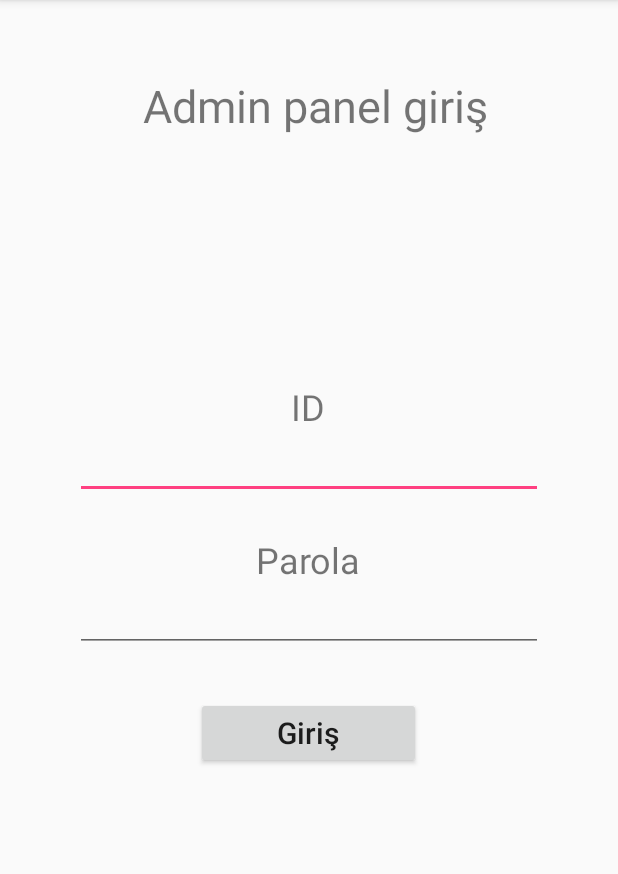
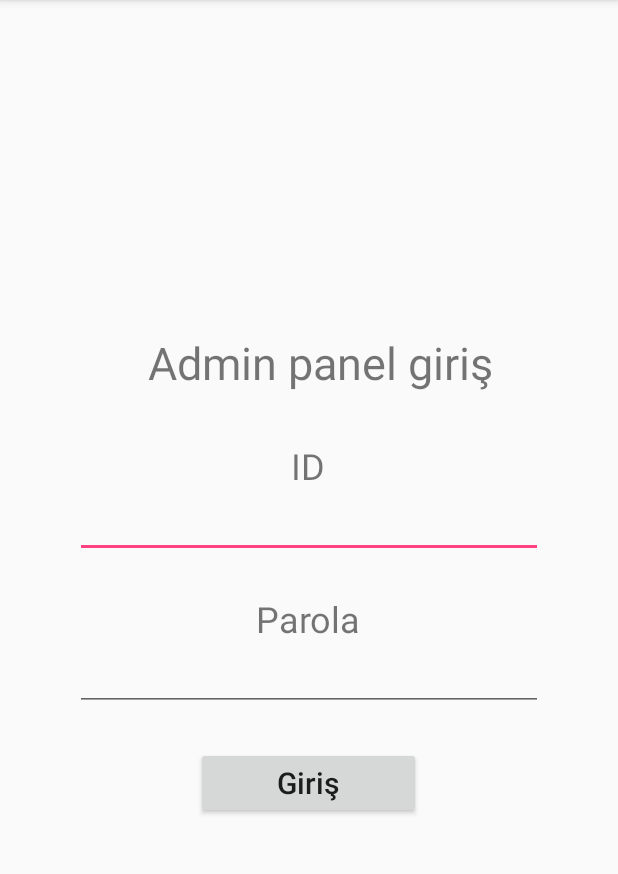
Before and after one commit to nurettinabaci/LoginRecord, an Android app: the screen it shows after launch (AdminLoginPanel), in the options menu, after a tap on "Admin Panel", on a phone screen of 412 x 824 dp, the part 84-958 px from its top. Run offline under Robolectric (Android 15) with nearby library versions, the phone set to English and light mode, and no system bars; our stand-ins replace Firebase (no records; nobody signed in at launch, a user with empty details on screens opened directly); libraries missing offline, so code that uses them is left out: com.karumi.dexter; 1 statement that could not run was skipped.

Commit message:
new features added

```diff
--- a/app/src/main/java/com/newstrange/loginrecord/AdminLoginPanel.java
+++ b/app/src/main/java/com/newstrange/loginrecord/AdminLoginPanel.java
@@ -47,7 +47,6 @@ public class AdminLoginPanel extends AppCompatActivity {
         getSupportActionBar().setDisplayHomeAsUpEnabled(true);
 
         mAuth = FirebaseAuth.getInstance();
-
         mAdminId=findViewById(R.id.admin_id);
         mAdminPass = findViewById(R.id.admin_password);
         mAdminLoginButton = findViewById(R.id.admin_enter_button);
@@ -110,5 +109,4 @@ public class AdminLoginPanel extends AppCompatActivity {
         }
         return super.onOptionsItemSelected(item);
     }
-
 }
--- a/app/src/main/java/com/newstrange/loginrecord/AdminPanel.java
+++ b/app/src/main/java/com/newstrange/loginrecord/AdminPanel.java
@@ -60,7 +60,6 @@ public class AdminPanel extends AppCompatActivity {
                             .setTransition(FragmentTransaction.TRANSIT_FRAGMENT_FADE)
                             .replace(R.id.fragment_container, mSelectedFragment)
                             .commit();
-
                     return true;
                 }
             };
--- a/app/src/main/java/com/newstrange/loginrecord/ListSelfiesFragment.java
+++ b/app/src/main/java/com/newstrange/loginrecord/ListSelfiesFragment.java
@@ -14,7 +14,6 @@ import android.view.LayoutInflater;
 import android.view.View;
 import android.view.ViewGroup;
 import android.widget.TextView;
-
 
 import com.google.android.gms.tasks.OnFailureListener;
 import com.google.android.gms.tasks.OnSuccessListener;
@@ -51,7 +50,7 @@ public class ListSelfiesFragment extends Fragment {
         final ArrayList<String> mPhotoIds = new ArrayList<>();
         final ArrayList<Bitmap> mPhotoArrayList = new ArrayList<>();
 
-         mAdapter = new SelfiesAdapter(getActivity(), mPhotoArrayList, mPhotoIds);
+        mAdapter = new SelfiesAdapter(getActivity(), mPhotoArrayList, mPhotoIds);
 
         GridLayoutManager mLayoutManager = new GridLayoutManager(getActivity().getApplicationContext(), 2);
         mRecyclerView.setLayoutManager(mLayoutManager);
--- a/app/src/main/java/com/newstrange/loginrecord/MainActivity.java
+++ b/app/src/main/java/com/newstrange/loginrecord/MainActivity.java
@@ -3,11 +3,15 @@ package com.newstrange.loginrecord;
 import android.Manifest;
 import android.app.Dialog;
 import android.app.ProgressDialog;
+import android.content.Context;
 import android.content.Intent;
+import android.content.SharedPreferences;
 import android.graphics.Bitmap;
 import android.graphics.drawable.BitmapDrawable;
 import android.net.Uri;
 import android.os.Bundle;
+import android.preference.Preference;
+import android.preference.PreferenceManager;
 import android.provider.MediaStore;
 import android.support.annotation.NonNull;
 import android.support.annotation.Nullable;
@@ -17,6 +21,7 @@ import android.support.v7.widget.Toolbar;
 import android.text.Editable;
 import android.text.TextWatcher;
 
+import android.util.Log;
 import android.view.View;
 import android.view.Menu;
 import android.view.MenuItem;
@@ -45,6 +50,9 @@ import java.util.List;
 
 
 public class MainActivity extends AppCompatActivity implements View.OnClickListener {
+
+    private SharedPreferences mPreferences;
+    //private SharedPreferences.Editor mEditor;
 
     public static final String USERNAME = "username";
     private StorageReference mStorageRef;
@@ -93,6 +101,7 @@ public class MainActivity extends AppCompatActivity implements View.OnClickListe
 //            mDatabaseIns.setPersistenceEnabled(true); // disk persistance(offline)
         }
 
+
         mStorageRef = FirebaseStorage.getInstance().getReference();
 
 
@@ -108,10 +117,17 @@ public class MainActivity extends AppCompatActivity implements View.OnClickListe
         mEnter_button.setOnClickListener(this);
         mExit_button.setOnClickListener(this);
 
+        // TODO :::::::::
+        mPreferences = PreferenceManager.getDefaultSharedPreferences(this);
+//        mPreferences = getSharedPreferences("com.newstrange.loginrecord", Context.MODE_PRIVATE)
+        mName = mPreferences.getString(USERNAME, null);
 
-        if (savedInstanceState != null) {
-            mName = savedInstanceState.getString(USERNAME);
-//            Toast.makeText(MainActivity.this, mName, Toast.LENGTH_SHORT).show();
+        // changed to Shared pref
+//        if (savedInstanceState != null) {
+//            mName = savedInstanceState.getString(USERNAME);
+////            Toast.makeText(MainActivity.this, mName, Toast.LENGTH_SHORT).show();
+        if (mName != null){
+            Log.i("MAINACTIVTTY", mName);
         } else {
             mPopupInputDialogView = new View(getApplicationContext());
             showCustomDialog(mPopupInputDialogView);
@@ -133,6 +149,12 @@ public class MainActivity extends AppCompatActivity implements View.OnClickListe
         dialog.setCancelable(false);
         final Button btnLogin = dialog.findViewById(R.id.ok_button);
         final EditText username = dialog.findViewById(R.id.name);
+        String checkName = mPreferences.getString(USERNAME, null);
+        if (checkName != null) {
+            username.setText(checkName);
+            btnLogin.setEnabled(checkName != null);
+        }
+
         username.addTextChangedListener(new TextWatcher() {
             @Override
             public void beforeTextChanged(CharSequence s, int start, int count, int after) {
@@ -152,7 +174,11 @@ public class MainActivity extends AppCompatActivity implements View.OnClickListe
         btnLogin.setOnClickListener(new View.OnClickListener() {
             @Override
             public void onClick(View view) {
+
                 String name = username.getText().toString().trim();
+
+                mPreferences.edit().putString(USERNAME, name).commit();
+
                 mName = name;
                 Toast.makeText(MainActivity.this, mName, Toast.LENGTH_SHORT).show();
                 dialog.cancel();
@@ -426,9 +452,6 @@ progressDialog.setMessage("Yükleniyor " + ((int) progress) + "%...");
             Bitmap bitmap = (Bitmap) data.getExtras().get("data");
             mPhoto = bitmap;
             mImageView.setImageBitmap(bitmap);
-
         }
-
-
     }
 }
--- a/app/src/main/java/com/newstrange/loginrecord/SelfiesAdapter.java
+++ b/app/src/main/java/com/newstrange/loginrecord/SelfiesAdapter.java
@@ -9,7 +9,6 @@ import android.view.View;
 import android.view.ViewGroup;
 import android.widget.ImageView;
 import android.widget.TextView;
-
 
 import java.util.ArrayList;
 
--- a/app/src/main/res/layout/activity_admin_login_panel.xml
+++ b/app/src/main/res/layout/activity_admin_login_panel.xml
@@ -6,23 +6,23 @@
     android:layout_height="match_parent"
     tools:mContext=".AdminLoginPanel">
 
-    <TextView
-        android:layout_marginTop="50dp"
-        android:layout_width="wrap_content"
-        android:layout_height="wrap_content"
-        android:layout_marginStart="8dp"
-        android:text="Admin panel giriş"
-        android:textSize="30sp"
-        app:layout_constraintTop_toTopOf="@id/linearLayout"
-        app:layout_constraintEnd_toEndOf="@+id/linearLayout"
-        app:layout_constraintStart_toStartOf="@+id/linearLayout" />
-
     <LinearLayout
         android:id="@+id/linearLayout"
         android:layout_width="match_parent"
         android:layout_height="match_parent"
         android:gravity="center"
         android:orientation="vertical">
+
+        <TextView
+            android:layout_marginBottom="32dp"
+            android:layout_width="wrap_content"
+            android:layout_height="wrap_content"
+            android:layout_marginStart="8dp"
+            android:text="Admin panel giriş"
+            android:textSize="30sp"
+            app:layout_constraintTop_toTopOf="@id/linearLayout"
+            app:layout_constraintEnd_toEndOf="@+id/linearLayout"
+            app:layout_constraintStart_toStartOf="@+id/linearLayout" />
 
         <TextView
             android:layout_width="150dp"
@@ -33,6 +33,7 @@
 
         <EditText
             android:id="@+id/admin_id"
+            android:singleLine="true"
             android:layout_width="match_parent"
             android:layout_height="wrap_content"
             android:layout_marginStart="50dp"
@@ -49,6 +50,7 @@
 
         <EditText
             android:id="@+id/admin_password"
+            android:singleLine="true"
             android:layout_width="match_parent"
             android:layout_height="wrap_content"
             android:layout_marginStart="50dp"
@@ -58,7 +60,7 @@
 
         <Button
             android:id="@+id/admin_enter_button"
-            android:layout_marginTop="30dp"
+            android:layout_marginTop="24dp"
             android:textSize="20sp"
             android:text="Giriş"
             android:textAllCaps="false"
--- a/app/src/main/res/layout/activity_admin_panel.xml
+++ b/app/src/main/res/layout/activity_admin_panel.xml
@@ -9,8 +9,10 @@
     <FrameLayout
         android:id="@+id/fragment_container"
         android:layout_width="match_parent"
-        android:layout_height="match_parent"></FrameLayout>
-<!--TODO :  bottom to up uygulanabilir-->
+        android:layout_height="match_parent"
+        android:layout_above="@id/bottom_navigation">
+    </FrameLayout>
+
     <android.support.design.widget.BottomNavigationView
         android:id="@+id/bottom_navigation"
         android:layout_width="match_parent"
--- a/app/src/main/res/layout/fragment_list_recors.xml
+++ b/app/src/main/res/layout/fragment_list_records.xml
@@ -3,7 +3,7 @@
     xmlns:android="http://schemas.android.com/apk/res/android" android:layout_width="match_parent"
     android:layout_height="match_parent">
     <TextView
-        android:id="@+id/list_recors_text"
+        android:id="@+id/list_records_text"
         android:layout_width="match_parent"
         android:layout_height="match_parent"
         android:text="Kayıtları listele"
--- a/app/src/main/res/values/colors.xml
+++ b/app/src/main/res/values/colors.xml
@@ -3,6 +3,8 @@
     <color name="colorPrimary">#7b4bff</color>
     <color name="colorPrimaryDark">#6539ba</color>
     <color name="colorAccent">#FF4081</color>
+    <color name="colorAzureMist">#f0ffff</color>
+    <color name="colorBlack">#000000</color>
     <color name="bgBottomNavigation">#fe485a</color>
     <color name="colorRed">#ff0000</color>
     <color name="colorGreen">#00ff00</color>
--- a/app/src/main/res/values/styles.xml
+++ b/app/src/main/res/values/styles.xml
@@ -13,6 +13,7 @@
         <item name="windowNoTitle">true</item>
     </style>
 
+
     <style name="AppTheme.AppBarOverlay" parent="ThemeOverlay.AppCompat.Dark.ActionBar" />
 
     <style name="AppTheme.PopupOverlay" parent="ThemeOverlay.AppCompat.Light" />
```
Also changed, not shown: app/src/main/AndroidManifest.xml (+5 -3 lines), app/src/main/java/com/newstrange/loginrecord/ListRecordsFragment.java (+5 -6 lines), app/src/main/java/com/newstrange/loginrecord/RecordsAdapter.java (+21 -6 lines), app/src/main/java/com/newstrange/loginrecord/SelfieViewActivity.java (added, +80 -0 lines), app/src/main/res/layout/activity_main.xml (+0 -8 lines), app/src/main/res/layout/activity_selfie_view.xml (added, +34 -0 lines).
